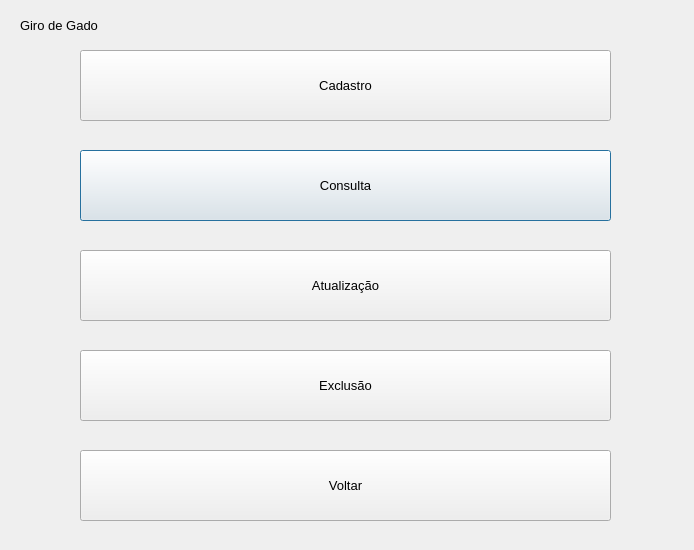
Old version of the form views/cattlemanagementscreen.ui in the repository MaceGabriel/GiroDeGado.
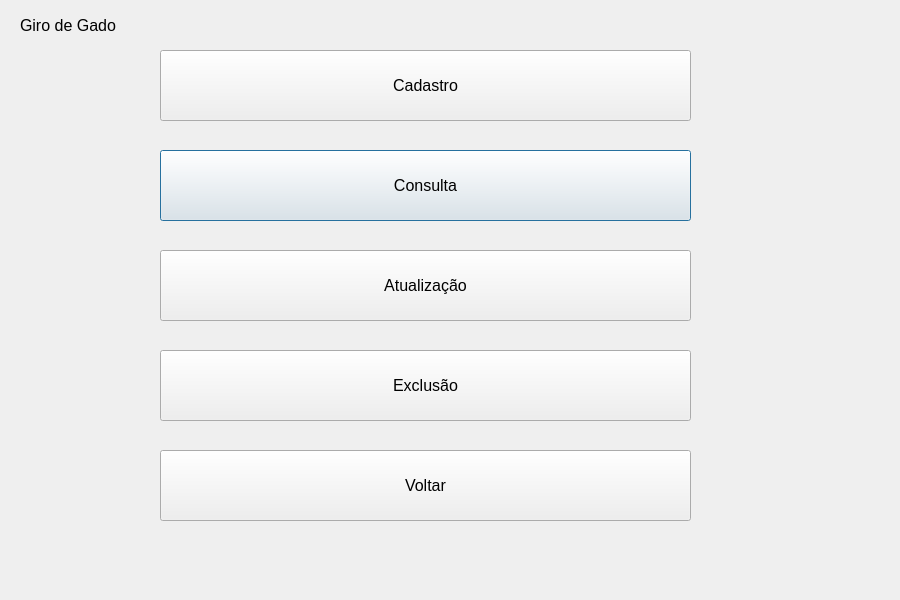
New version of the form.

The edit to the form file:
```diff
--- a/views/cattlemanagementscreen.ui
+++ b/views/cattlemanagementscreen.ui
@@ -6,8 +6,8 @@
    <rect>
     <x>0</x>
     <y>0</y>
-    <width>694</width>
-    <height>550</height>
+    <width>900</width>
+    <height>600</height>
    </rect>
   </property>
   <property name="windowTitle">
@@ -16,7 +16,7 @@
   <widget class="QPushButton" name="queryButton">
    <property name="geometry">
     <rect>
-     <x>80</x>
+     <x>160</x>
      <y>150</y>
      <width>531</width>
      <height>71</height>
@@ -24,7 +24,7 @@
    </property>
    <property name="font">
     <font>
-     <pointsize>10</pointsize>
+     <pointsize>12</pointsize>
     </font>
    </property>
    <property name="text">
@@ -34,7 +34,7 @@
   <widget class="QPushButton" name="updateButton">
    <property name="geometry">
     <rect>
-     <x>80</x>
+     <x>160</x>
      <y>250</y>
      <width>531</width>
      <height>71</height>
@@ -42,7 +42,7 @@
    </property>
    <property name="font">
     <font>
-     <pointsize>10</pointsize>
+     <pointsize>12</pointsize>
     </font>
    </property>
    <property name="text">
@@ -52,7 +52,7 @@
   <widget class="QPushButton" name="registerButton">
    <property name="geometry">
     <rect>
-     <x>80</x>
+     <x>160</x>
      <y>50</y>
      <width>531</width>
      <height>71</height>
@@ -60,7 +60,7 @@
    </property>
    <property name="font">
     <font>
-     <pointsize>10</pointsize>
+     <pointsize>12</pointsize>
     </font>
    </property>
    <property name="text">
@@ -78,7 +78,7 @@
    </property>
    <property name="font">
     <font>
-     <pointsize>10</pointsize>
+     <pointsize>12</pointsize>
     </font>
    </property>
    <property name="text">
@@ -88,7 +88,7 @@
   <widget class="QPushButton" name="removeButton">
    <property name="geometry">
     <rect>
-     <x>80</x>
+     <x>160</x>
      <y>350</y>
      <width>531</width>
      <height>71</height>
@@ -96,7 +96,7 @@
    </property>
    <property name="font">
     <font>
-     <pointsize>10</pointsize>
+     <pointsize>12</pointsize>
     </font>
    </property>
    <property name="text">
@@ -106,7 +106,7 @@
   <widget class="QPushButton" name="backButton">
    <property name="geometry">
     <rect>
-     <x>80</x>
+     <x>160</x>
      <y>450</y>
      <width>531</width>
      <height>71</height>
@@ -114,7 +114,7 @@
    </property>
    <property name="font">
     <font>
-     <pointsize>10</pointsize>
+     <pointsize>12</pointsize>
     </font>
    </property>
    <property name="text">
```
